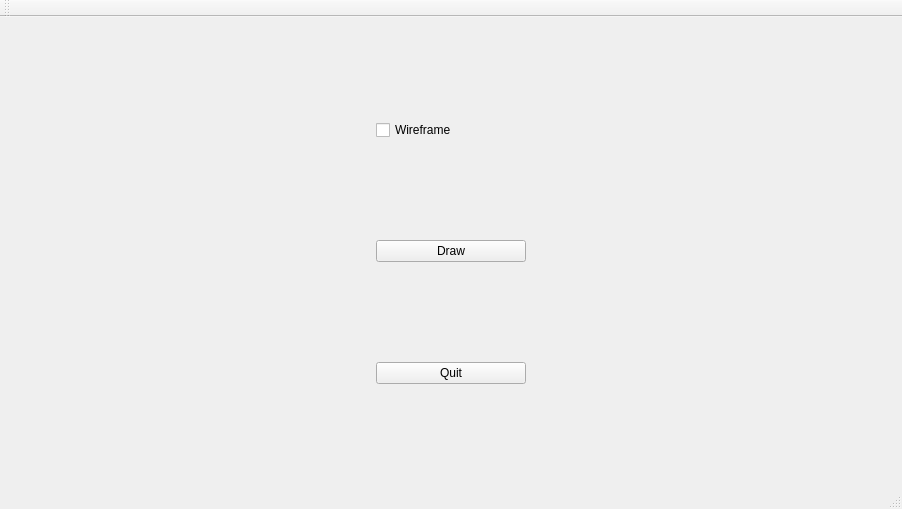
The window that src/local/interface/mainwindow.ui (Lyriix/openCVproject) describes before a commit, drawn with Qt 5.
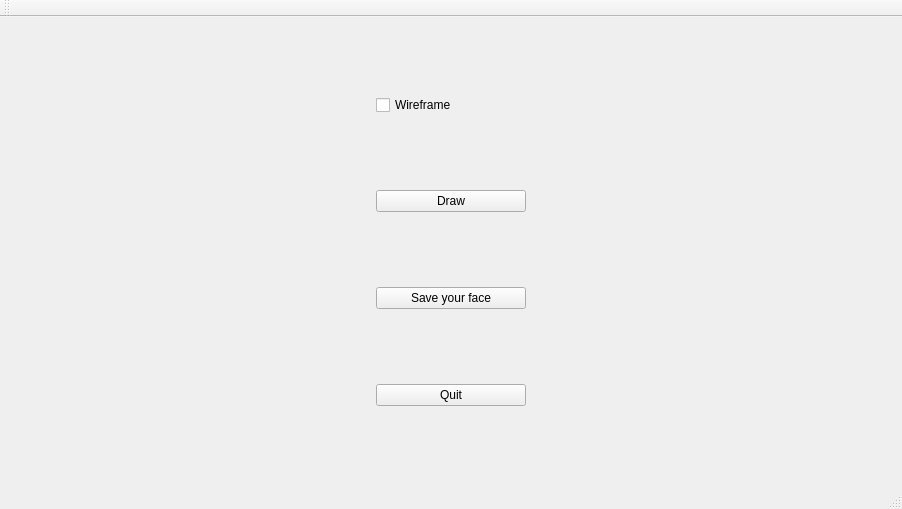
The same window after the commit.

What changed in the file:
```diff
--- a/src/local/interface/mainwindow.ui
+++ b/src/local/interface/mainwindow.ui
@@ -70,7 +70,7 @@
         </property>
        </widget>
       </item>
-      <item row="2" column="0">
+      <item row="3" column="0">
        <widget class="QPushButton" name="quit">
         <property name="sizePolicy">
          <sizepolicy hsizetype="Fixed" vsizetype="Fixed">
@@ -89,6 +89,13 @@
         </property>
        </widget>
       </item>
+      <item row="2" column="0">
+       <widget class="QPushButton" name="saveFace">
+        <property name="text">
+         <string>Save your face</string>
+        </property>
+       </widget>
+      </item>
      </layout>
     </item>
     <item>
```
Left out of the diff: 2 changed lines with no effect on the pictures.
